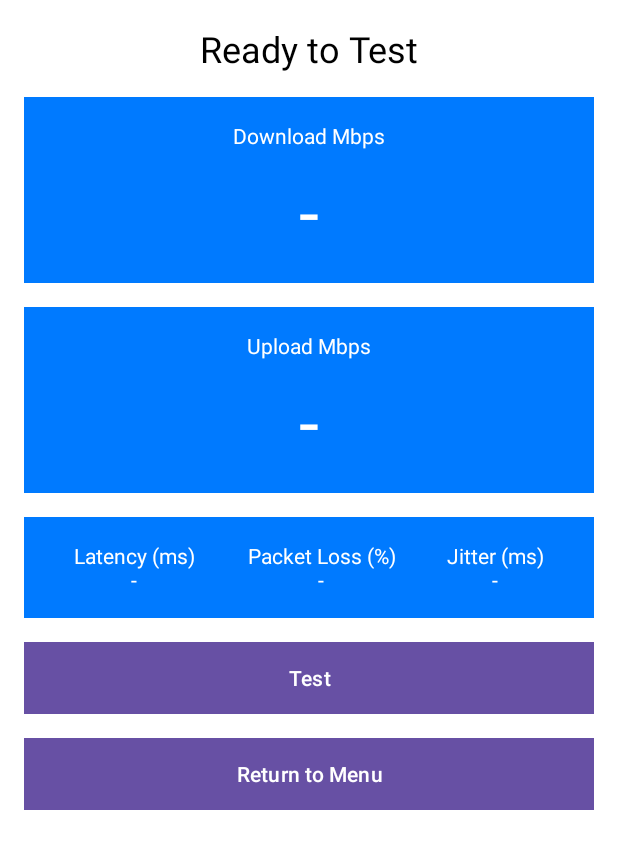
After one commit to cpendergraft98/NAUIMG-Android, an Android app: the SpeedTestClone screen opened directly, with no data from a screen before it, on a phone screen of 412 x 824 dp. The commit adds this screen. Shown: the top 849 px of the screen. Run offline under Robolectric (Android 15) with nearby library versions, the phone set to English and light mode, and no system bars; our stand-ins replace Firebase (no records; nobody signed in at launch, a user with empty details on screens opened directly).

Commit message:
Finalized Speedtest Clone

```diff
--- a/app/src/main/java/com/example/nauimg/LocationService.kt
+++ b/app/src/main/java/com/example/nauimg/LocationService.kt
@@ -41,7 +41,6 @@ class LocationService : Service() {
 
         // Initialize Firestore
         firestore = FirebaseFirestore.getInstance()
-        sessionId = Settings.Secure.getString(contentResolver, Settings.Secure.ANDROID_ID) // Assuming sessionId is Android ID for simplicity
         androidId = Settings.Secure.getString(contentResolver, Settings.Secure.ANDROID_ID)
 
         createNotificationChannel()
--- /dev/null
+++ b/app/src/main/java/com/example/nauimg/SpeedTestClone.kt
@@ -0,0 +1,140 @@
+package com.example.nauimg
+
+import android.app.Service
+import android.content.Intent
+import android.os.Bundle
+import android.os.Handler
+import android.os.Looper
+import android.util.Log
+import android.widget.Button
+import android.widget.TextView
+import androidx.appcompat.app.AppCompatActivity
+import org.json.JSONObject
+import java.util.*
+import com.google.firebase.firestore.FirebaseFirestore
+import android.provider.Settings
+
+class SpeedTestClone : AppCompatActivity() {
+
+    private lateinit var tvTitle: TextView
+    private lateinit var tvDownload: TextView
+    private lateinit var tvUpload: TextView
+    private lateinit var tvLatency: TextView
+    private lateinit var tvPacketLoss: TextView
+    private lateinit var tvJitter: TextView
+    private lateinit var btnMain: Button
+    private lateinit var btnReturn: Button
+
+    private lateinit var firestore: FirebaseFirestore
+    private var sessionId: String? = null
+    private lateinit var androidId: String
+    override fun onCreate(savedInstanceState: Bundle?) {
+        super.onCreate(savedInstanceState)
+        setContentView(R.layout.activity_speed_test_clone)
+
+        tvTitle = findViewById(R.id.tvTitle)
+        tvDownload = findViewById(R.id.tvDownload)
+        tvUpload = findViewById(R.id.tvUpload)
+        tvLatency = findViewById(R.id.tvLatency)
+        tvPacketLoss = findViewById(R.id.tvPacketLoss)
+        tvJitter = findViewById(R.id.tvJitter)
+        btnMain = findViewById(R.id.btnMain)
+        btnReturn = findViewById(R.id.btnReturn)
+
+        firestore = FirebaseFirestore.getInstance()
+        androidId = Settings.Secure.getString(contentResolver, Settings.Secure.ANDROID_ID)
+        sessionId = intent.getStringExtra("SESSION_ID")
+
+        btnMain.setOnClickListener {
+            if (btnMain.text == "Test") {
+                tvTitle.text = "Measuring..."
+                btnMain.text = "Measuring..."
+
+                // Simulate measuring time
+                Handler(Looper.getMainLooper()).postDelayed({
+                    val metrics = generateMetrics()
+                    val metricJSON = JSONObject(metrics)
+
+                    tvTitle.text = "Test Results"
+                    btnMain.text = "Finish"
+
+                    tvDownload.text = metricJSON.getString("downloadSpeed")
+                    tvUpload.text = metricJSON.getString("uploadSpeed")
+                    tvLatency.text = "Latency (ms)\n${metricJSON.getString("latency")}"
+                    tvPacketLoss.text = "Packet Loss (%)\n${metricJSON.getString("packetLoss")}"
+                    tvJitter.text = "Jitter (ms)\n${metricJSON.getString("jitter")}"
+
+                    writeCheckDataToFirestore()
+
+                }, 3000) // 3 seconds delay to simulate measurement time
+            } else {
+                tvTitle.text = "Ready to Test"
+                btnMain.text = "Test"
+
+                tvDownload.text = "-"
+                tvUpload.text = "-"
+                tvLatency.text = "Latency (ms)\n-"
+                tvPacketLoss.text = "Packet Loss (%)\n-"
+                tvJitter.text = "Jitter (ms)\n-"
+            }
+        }
+
+        btnReturn.setOnClickListener {
+            val intent = Intent(this, MainActivity::class.java)
+            startActivity(intent)
+            finish()
+        }
+    }
+    private fun generateMetrics(): String {
+        val random = Random()
+
+        val uploadSpeed = random.nextInt((100 - 1) + 1) + 1 // Mbps
+        val downloadSpeed = random.nextInt((100 - 1) + 1) + 1 // Mbps
+        val jitter = random.nextInt((50 - 1) + 1) + 1 // ms
+        val packetLoss = random.nextInt(100) // %
+        val latency = random.nextInt((100 - 1) + 1) + 1 // ms
+
+        val metricJSON = JSONObject()
+        metricJSON.put("uploadSpeed", uploadSpeed)
+        metricJSON.put("downloadSpeed", downloadSpeed)
+        metricJSON.put("jitter", jitter)
+        metricJSON.put("packetLoss", packetLoss)
+        metricJSON.put("latency", latency)
+
+        return metricJSON.toString()
+    }
+
+    private fun writeCheckDataToFirestore() {
+        if (sessionId.isNullOrEmpty()) {
+            Log.w("SpeedTestClone", "Session ID is not set. Skipping Firestore write.")
+            return
+        }
+
+        val latestLocation = LocationService.latestLocation
+        if (latestLocation == null) {
+            Log.w("SpeedTestClone", "Latest location is not available. Skipping Firestore write.")
+            return
+        }
+
+        val currentDate = Calendar.getInstance().time
+
+        val checkData = hashMapOf(
+            "datetime" to currentDate,
+            "latitude" to latestLocation.latitude,
+            "longitude" to latestLocation.longitude,
+            "origin" to "control",
+            "androidId" to androidId
+        )
+
+        val checkDataRef = firestore.collection("Movement Data").document(sessionId!!)
+            .collection(androidId).document("Check Data").collection("Data")
+
+        checkDataRef.add(checkData)
+            .addOnSuccessListener { documentReference ->
+                Log.d("SpeedTestClone", "Check data added with ID: ${documentReference.id}")
+            }
+            .addOnFailureListener { e ->
+                Log.e("SpeedTestClone", "Error adding check data", e)
+            }
+    }
+}
--- a/app/src/main/res/layout/activity_main.xml
+++ b/app/src/main/res/layout/activity_main.xml
@@ -16,4 +16,10 @@
         android:layout_height="wrap_content"
         android:text="Launch Game" />
 
+    <Button
+        android:id="@+id/stcButton"
+        android:layout_width="wrap_content"
+        android:layout_height="wrap_content"
+        android:text="Speedtester" />
+
 </LinearLayout>
--- /dev/null
+++ b/app/src/main/res/layout/activity_speed_test_clone.xml
@@ -0,0 +1,124 @@
+<?xml version="1.0" encoding="utf-8"?>
+<LinearLayout xmlns:android="http://schemas.android.com/apk/res/android"
+    xmlns:tools="http://schemas.android.com/tools"
+    android:layout_width="match_parent"
+    android:layout_height="match_parent"
+    android:orientation="vertical"
+    android:padding="16dp"
+    android:background="#FFFFFF"
+    tools:context=".SpeedTestClone">
+
+    <TextView
+        android:id="@+id/tvTitle"
+        android:layout_width="wrap_content"
+        android:layout_height="wrap_content"
+        android:text="Ready to Test"
+        android:textSize="24sp"
+        android:layout_gravity="center_horizontal"
+        android:layout_marginBottom="16dp"
+        android:textColor="#000000"/>
+
+    <LinearLayout
+        android:layout_width="match_parent"
+        android:layout_height="wrap_content"
+        android:orientation="vertical"
+        android:background="#007AFF"
+        android:padding="16dp"
+        android:layout_marginBottom="16dp">
+
+        <TextView
+            android:layout_width="wrap_content"
+            android:layout_height="wrap_content"
+            android:text="Download Mbps"
+            android:textColor="#FFFFFF"
+            android:layout_gravity="center_horizontal"
+            android:layout_marginBottom="8dp"/>
+
+        <TextView
+            android:id="@+id/tvDownload"
+            android:layout_width="wrap_content"
+            android:layout_height="wrap_content"
+            android:text="-"
+            android:textSize="48sp"
+            android:textColor="#FFFFFF"
+            android:layout_gravity="center_horizontal"/>
+    </LinearLayout>
+
+    <LinearLayout
+        android:layout_width="match_parent"
+        android:layout_height="wrap_content"
+        android:orientation="vertical"
+        android:background="#007AFF"
+        android:padding="16dp"
+        android:layout_marginBottom="16dp">
+
+        <TextView
+            android:layout_width="wrap_content"
+            android:layout_height="wrap_content"
+            android:text="Upload Mbps"
+            android:textColor="#FFFFFF"
+            android:layout_gravity="center_horizontal"
+            android:layout_marginBottom="8dp"/>
+
+        <TextView
+            android:id="@+id/tvUpload"
+            android:layout_width="wrap_content"
+            android:layout_height="wrap_content"
+            android:text="-"
+            android:textSize="48sp"
+            android:textColor="#FFFFFF"
+            android:layout_gravity="center_horizontal"/>
+    </LinearLayout>
+
+    <LinearLayout
+        android:layout_width="match_parent"
+        android:layout_height="wrap_content"
+        android:orientation="horizontal"
+        android:background="#007AFF"
+        android:padding="16dp">
+
+        <TextView
+            android:id="@+id/tvLatency"
+            android:layout_width="wrap_content"
+            android:layout_height="wrap_content"
+            android:text="Latency (ms)\n-"
+            android:textColor="#FFFFFF"
+            android:layout_weight="1"
+            android:gravity="center_horizontal"/>
+
+        <TextView
+            android:id="@+id/tvPacketLoss"
+            android:layout_width="wrap_content"
+            android:layout_height="wrap_content"
+            android:text="Packet Loss (%)\n-"
+            android:textColor="#FFFFFF"
+            android:layout_weight="1"
+            android:gravity="center_horizontal"/>
+
+        <TextView
+            android:id="@+id/tvJitter"
+            android:layout_width="wrap_content"
+            android:layout_height="wrap_content"
+            android:text="Jitter (ms)\n-"
+            android:textColor="#FFFFFF"
+            android:layout_weight="1"
+            android:gravity="center_horizontal"/>
+    </LinearLayout>
+
+    <Button
+        android:id="@+id/btnMain"
+        android:layout_width="match_parent"
+        android:layout_height="wrap_content"
+        android:text="Test"
+        android:background="#007AFF"
+        android:textColor="#FFFFFF"
+        android:layout_marginTop="16dp"/>
+    <Button
+        android:id="@+id/btnReturn"
+        android:layout_width="match_parent"
+        android:layout_height="wrap_content"
+        android:text="Return to Menu"
+        android:background="#007AFF"
+        android:textColor="#FFFFFF"
+        android:layout_marginTop="16dp"/>
+</LinearLayout>
```
Also changed, not shown: app/src/main/AndroidManifest.xml (+9 -6 lines), app/src/main/java/com/example/nauimg/MainActivity.kt (+15 -0 lines).
